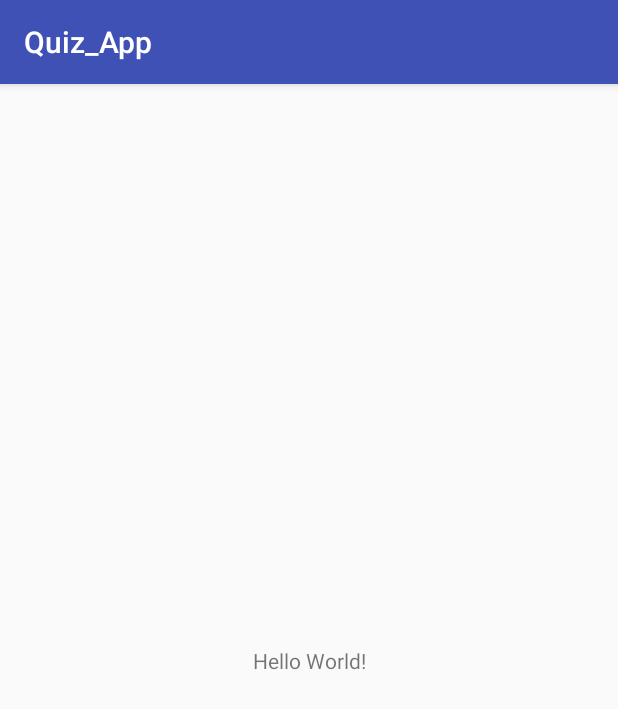
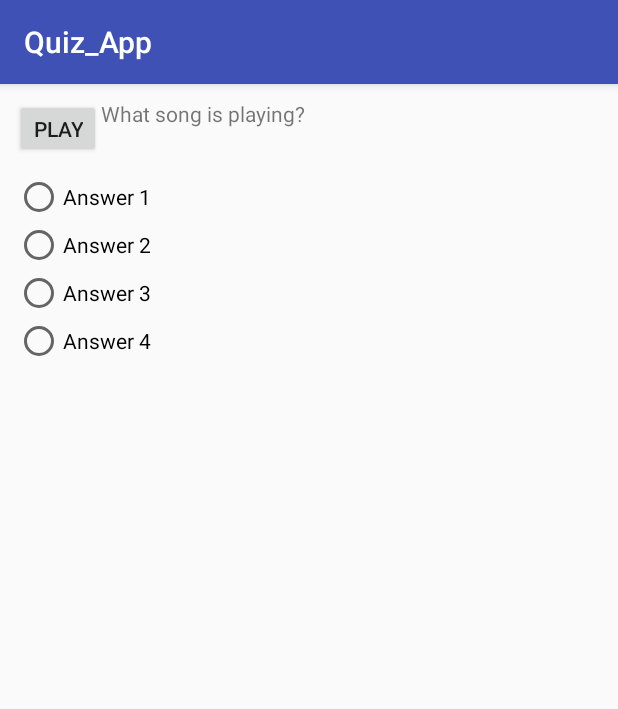
Before and after one commit to masterblasterx89/Quiz_App, an Android app: the screen it shows after launch (MainActivity), on a phone screen of 412 x 824 dp. Shown: the top 709 px of the screen. Run offline under Robolectric (Android 15) with nearby library versions, the phone set to English and light mode, and no system bars.

Commit message:
Added question1

```diff
--- a/app/src/main/res/layout/activity_main.xml
+++ b/app/src/main/res/layout/activity_main.xml
@@ -1,18 +1,71 @@
 <?xml version="1.0" encoding="utf-8"?>
-<android.support.constraint.ConstraintLayout xmlns:android="http://schemas.android.com/apk/res/android"
-    xmlns:app="http://schemas.android.com/apk/res-auto"
-    xmlns:tools="http://schemas.android.com/tools"
+<ScrollView xmlns:android="http://schemas.android.com/apk/res/android"
     android:layout_width="match_parent"
-    android:layout_height="match_parent"
-    tools:context=".MainActivity">
+    android:layout_height="match_parent">
 
-    <TextView
-        android:layout_width="wrap_content"
-        android:layout_height="wrap_content"
-        android:text="Hello World!"
-        app:layout_constraintBottom_toBottomOf="parent"
-        app:layout_constraintLeft_toLeftOf="parent"
-        app:layout_constraintRight_toRightOf="parent"
-        app:layout_constraintTop_toTopOf="parent" />
+    <LinearLayout
+        android:layout_width="match_parent"
+        android:layout_height="match_parent"
+        android:orientation="vertical">
 
-</android.support.constraint.ConstraintLayout>
+        <LinearLayout
+            android:layout_width="match_parent"
+            android:layout_height="wrap_content"
+            android:layout_margin="10dp"
+            android:orientation="horizontal">
+
+            <Button
+                android:id="@+id/first_play_btn"
+                android:layout_width="wrap_content"
+                android:layout_height="wrap_content"
+                android:minHeight="5dp"
+                android:minWidth="5dp"
+                android:text="Play">
+
+            </Button>
+
+            <TextView
+                android:id="@+id/first_question"
+                android:layout_width="wrap_content"
+                android:layout_height="match_parent"
+                android:text="What song is playing?">
+
+            </TextView>
+
+
+        </LinearLayout>
+
+        <LinearLayout
+            android:layout_width="wrap_content"
+            android:layout_height="wrap_content"
+            android:layout_marginStart="10dp"
+            android:orientation="vertical">
+
+            <RadioGroup
+                android:layout_width="wrap_content"
+                android:layout_height="wrap_content">
+
+                <RadioButton
+                    android:layout_width="wrap_content"
+                    android:layout_height="wrap_content"
+                    android:text="Answer 1" />
+
+                <RadioButton
+                    android:layout_width="wrap_content"
+                    android:layout_height="wrap_content"
+                    android:text="Answer 2" />
+
+                <RadioButton
+                    android:layout_width="wrap_content"
+                    android:layout_height="wrap_content"
+                    android:text="Answer 3" />
+
+                <RadioButton
+                    android:layout_width="wrap_content"
+                    android:layout_height="wrap_content"
+                    android:text="Answer 4" />
+            </RadioGroup>
+        </LinearLayout>
+
+    </LinearLayout>
+</ScrollView>
```
